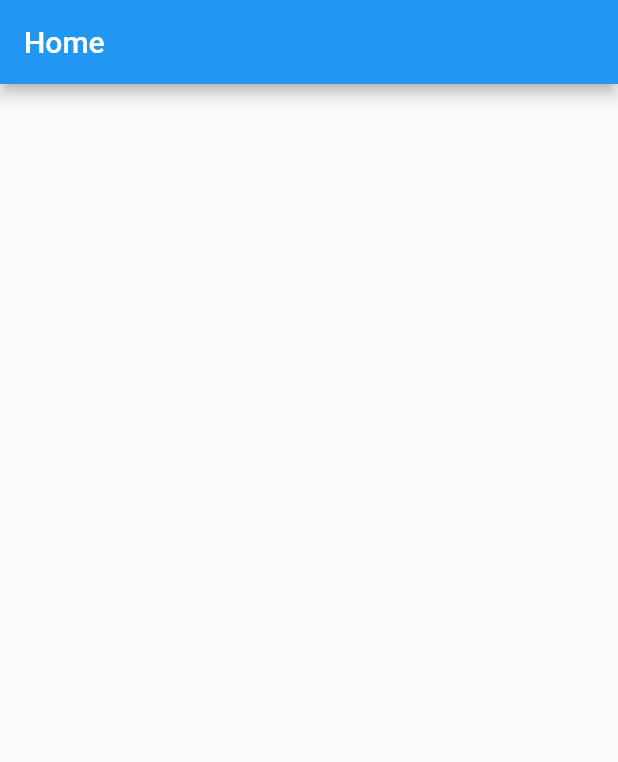
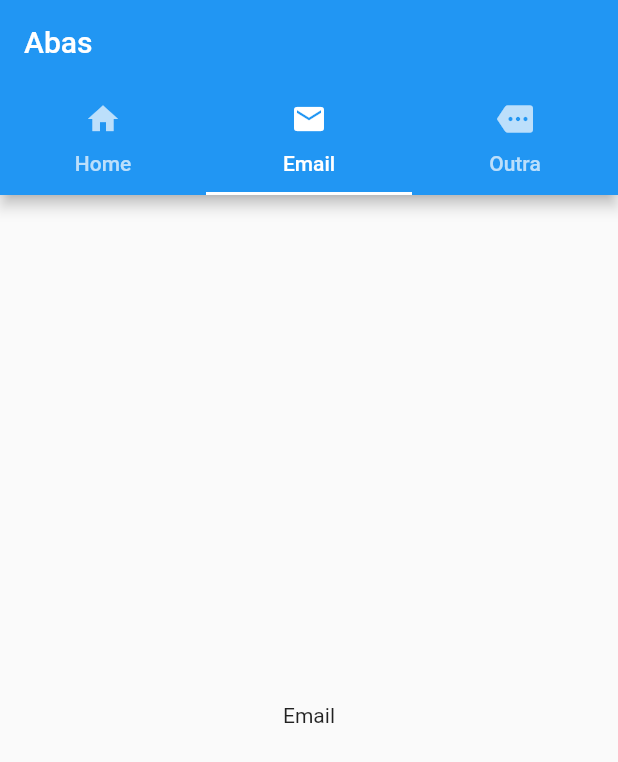
Before and after one commit to Queonias/entrada_de_dados, a Flutter app: the screen it shows after launch, on a phone screen of 412 x 824 dp. Shown: the top 762 px of the screen. Run offline on Flutter 3.47's test engine with Material 2 defaults, Android fonts, the phone set to English and light mode, and no system bars.

Commit message:
136. Utilizando abas & TabBar

```diff
--- a/lib/home.dart
+++ b/lib/home.dart
@@ -1,3 +1,6 @@
+import 'package:entrada_dados/primeira_pagina.dart';
+import 'package:entrada_dados/segunda_pagina.dart';
+import 'package:entrada_dados/terceira_pagina.dart';
 import 'package:flutter/material.dart';
 
 class Home extends StatefulWidget {
@@ -7,12 +10,59 @@ class Home extends StatefulWidget {
   State<Home> createState() => _HomeState();
 }
 
-class _HomeState extends State<Home> {
+class _HomeState extends State<Home> with SingleTickerProviderStateMixin {
+  // usa um mixin para fornecer um vsync
+  late TabController _tabController; // cria um TabController
+
+  @override
+  void initState() {
+    super.initState();
+
+    _tabController = TabController(
+        length: 3,
+        vsync: this,
+        initialIndex:
+            1); // inicializa o TabController com o número de abas e o vsync
+  }
+
+  @override
+  void dispose() {
+    _tabController
+        .dispose(); // descarta o TabController quando o widget for destruído
+    super.dispose();
+  }
+
   @override
   Widget build(BuildContext context) {
     return Scaffold(
       appBar: AppBar(
-        title: const Text("Home"),
+        title: const Text("Abas"),
+        bottom: TabBar(
+          controller: _tabController, // passa o TabController para a TabBar
+          tabs: const [
+            Tab(
+              text: "Home",
+              icon: Icon(Icons.home),
+            ),
+            Tab(
+              text: "Email",
+              icon: Icon(Icons.email),
+            ),
+            Tab(
+              text: "Outra",
+              icon: Icon(Icons.more),
+            ),
+          ],
+        ),
+      ),
+      body: TabBarView(
+        controller: _tabController, // passa o TabController para a TabBarView
+        children: const <Widget>[
+          // coloque os widgets que você quer mostrar em cada aba
+          PrimeiraPagina(),
+          SegundaPagina(),
+          TerceiraPagina(),
+        ],
       ),
     );
   }
--- /dev/null
+++ b/lib/segunda_pagina.dart
@@ -0,0 +1,15 @@
+import 'package:flutter/material.dart';
+
+class SegundaPagina extends StatefulWidget {
+  const SegundaPagina({super.key});
+
+  @override
+  State<SegundaPagina> createState() => _SegundaPaginaState();
+}
+
+class _SegundaPaginaState extends State<SegundaPagina> {
+  @override
+  Widget build(BuildContext context) {
+    return const Center(child: Text("Email"));
+  }
+}
```
Also changed, not shown: lib/primeira_pagina.dart (added, +15 -0 lines), lib/terceira_pagina.dart (added, +15 -0 lines).
